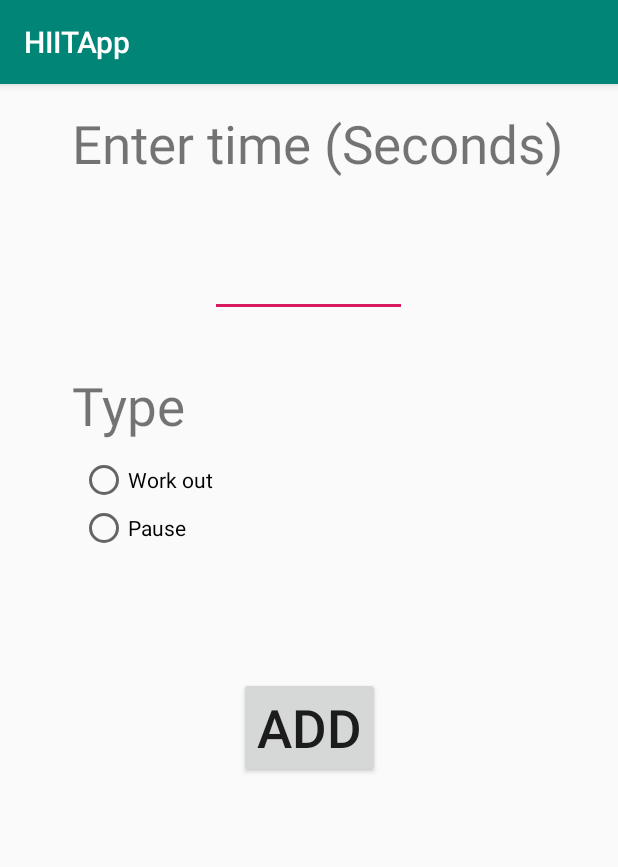
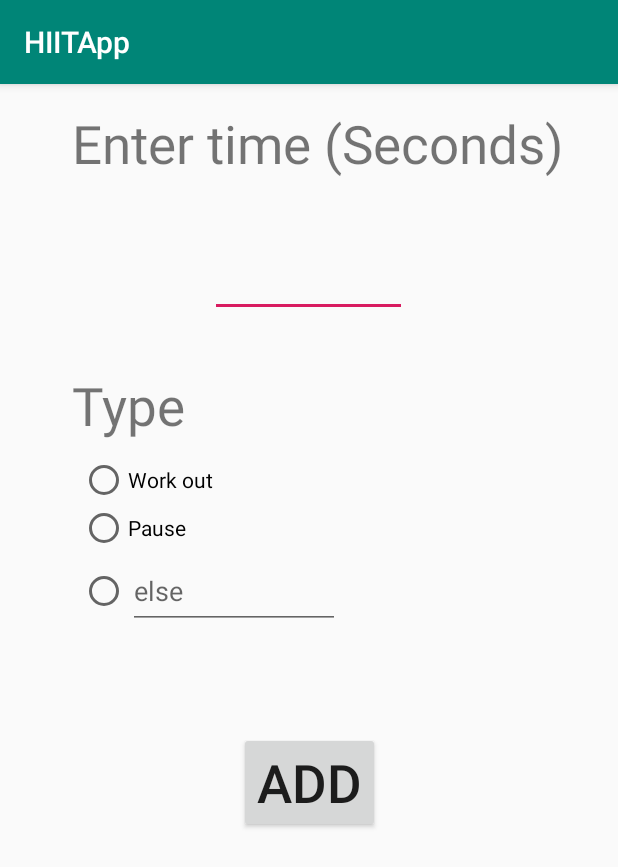
Before and after one commit to are98/WorkOutApp, an Android app: the screen it shows after launch (AddNewPart), after a tap on "NEW", on a phone screen of 412 x 824 dp. Shown: the top 867 px of the screen. Run offline under Robolectric (Android 15) with nearby library versions, the phone set to English and light mode, and no system bars.

Commit message:
nothing special

```diff
--- a/app/src/main/java/com/example/hiitapp/MainActivity.java
+++ b/app/src/main/java/com/example/hiitapp/MainActivity.java
@@ -35,23 +35,31 @@ public class MainActivity extends AppCompatActivity implements View.OnClickListe
         String returnedType = objectIntent.getStringExtra("returnedType");
 
         seconds = returnedSeconds;
+        type = returnedType;
+
+        WorkoutClass workoutClass = new WorkoutClass(seconds, type);
+        workoutClass.setSeconds(seconds);
+        workoutClass.setType(type);
 
         tulostaKaikki();
 
 
+
+
         //näyttää palautetut arvot, Workout/rest, seconds
         TextView textView = (TextView)findViewById(R.id.textView);
-        textView.setText(returnedSeconds + "   " + returnedType);
+        textView.setText(workoutClass.getSeconds() + "   " + workoutClass.getType());
 
         ////////////////////////////////////////////////////////////////////////////////
 
         if(returnedType != null && returnedSeconds != 0)
         {
+
             secondsStr = String.valueOf(seconds);
 
             type = returnedType;
             //kun ollaan asetettu tyyppi ja aika, siitä tehdään osio listaan
-            // fullWorkout.add(new WorkoutClass(seconds, type));
+            fullWorkout.add(new WorkoutClass(seconds, type));
 
             tulostaKaikki();
         }
@@ -83,10 +91,27 @@ public class MainActivity extends AppCompatActivity implements View.OnClickListe
 
     public void tulostaKaikki()
     {
+        TextView textView1 = (TextView)findViewById(R.id.textView);
+        WorkoutClass workoutClass = new WorkoutClass(seconds, type);
+
+        ListView listView = (ListView)findViewById(R.id.listViewId);
+
+        workoutClass.setSeconds(seconds);
+        workoutClass.setType(type);
+
+        //ArrayAdapter arrayAdapter = new ArrayAdapter(this, android.R.layout.simple_list_item_1,fullWorkout);
+
+        workoutClass.getSeconds();
+        workoutClass.getType();
+
+        //listView.setAdapter(arrayAdapter);
+
+
 
         for (int i = 1; (i - 1) < fullWorkout.size(); i++)
         {
-
+            ArrayAdapter arrayAdapter = new ArrayAdapter(this, android.R.layout.simple_list_item_1,fullWorkout);
+            listView.setAdapter(arrayAdapter);
         }
     }
 }
--- a/app/src/main/res/layout/activity_add_new_part.xml
+++ b/app/src/main/res/layout/activity_add_new_part.xml
@@ -43,8 +43,8 @@
 
     <RadioGroup
         android:id="@+id/radioGroup"
-        android:layout_width="286dp"
-        android:layout_height="77dp"
+        android:layout_width="275dp"
+        android:layout_height="114dp"
         android:layout_marginStart="53dp"
         android:layout_marginLeft="53dp"
         android:layout_marginTop="10dp"
@@ -62,6 +62,27 @@
             android:layout_width="93dp"
             android:layout_height="wrap_content"
             android:text="Pause" />
+
+        <LinearLayout
+            android:layout_width="wrap_content"
+            android:layout_height="wrap_content"
+            android:orientation="horizontal">
+
+            <RadioButton
+                android:id="@+id/radioButton3"
+                android:layout_width="match_parent"
+                android:layout_height="wrap_content"
+                android:text="" />
+
+            <EditText
+                android:id="@+id/ownWorkoutEditText"
+                android:layout_width="141dp"
+                android:layout_height="50dp"
+                android:layout_marginTop="1dp"
+                android:hint="else" />
+        </LinearLayout>
+
+
     </RadioGroup>
 
     <Button
```
Also changed, not shown: app/src/main/java/com/example/hiitapp/AddNewPart.java (+10 -0 lines), app/src/main/res/layout/activity_main.xml (+9 -1 lines).
